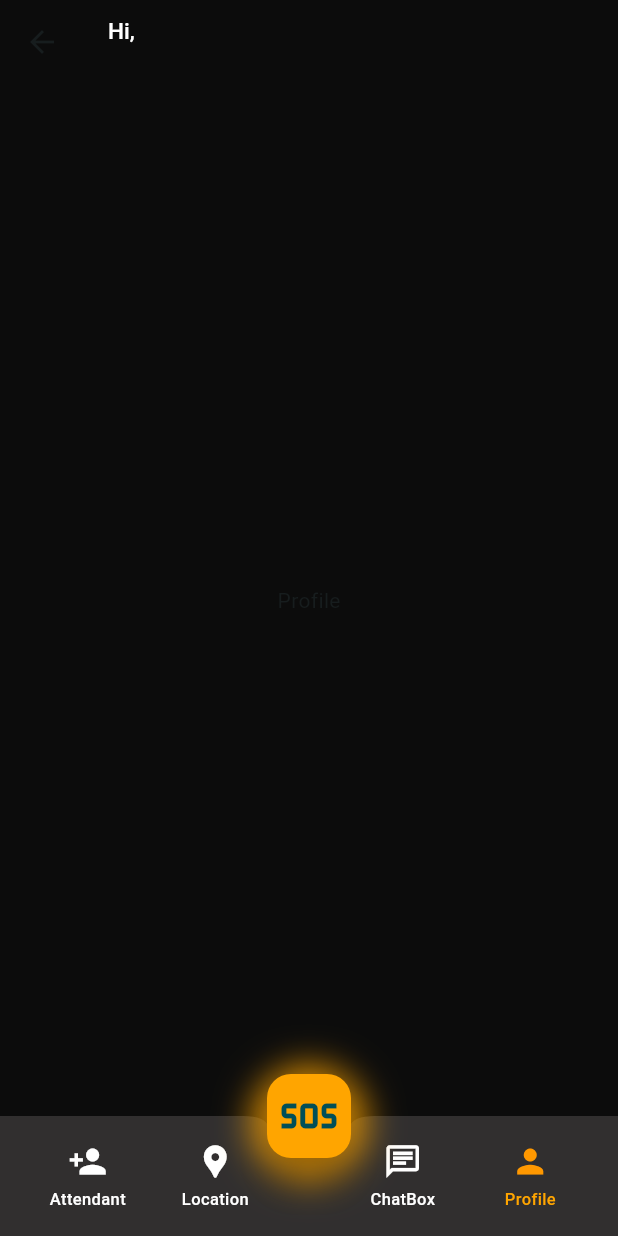
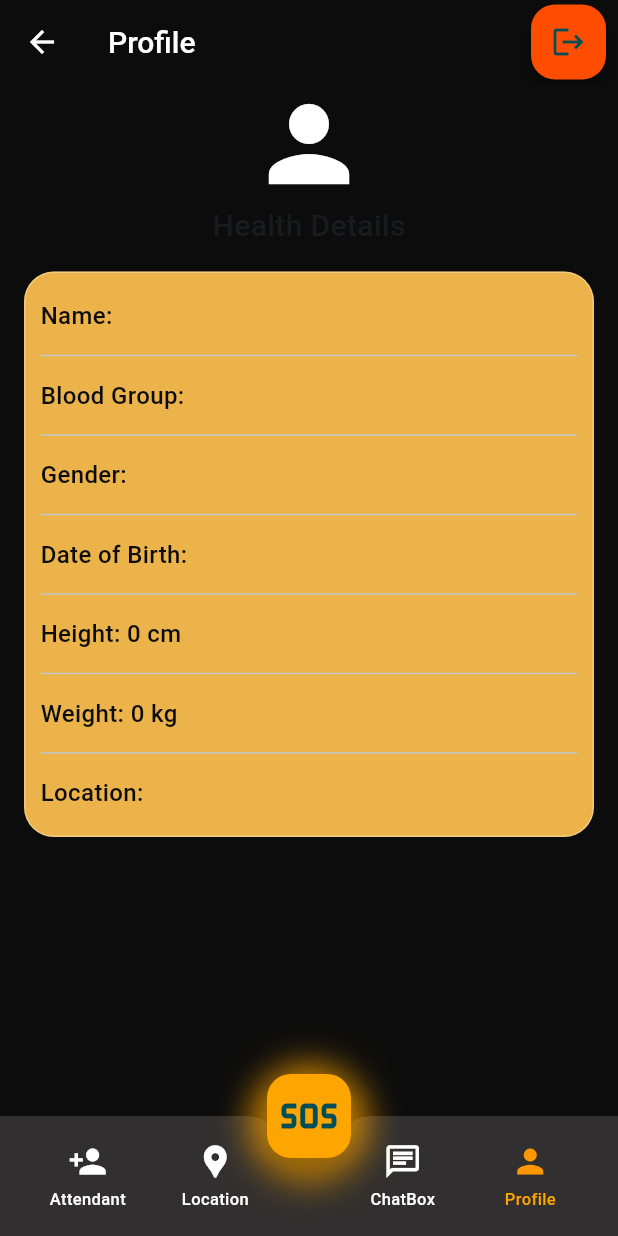
Before and after one commit to BaviskarMahesh/NexaCare, a Flutter app: the HomepageUser screen opened by its route, item 4 of the bottom bar chosen, on a phone screen of 412 x 824 dp. Run offline on Flutter 3.47's test engine with Material 3 defaults, Android fonts, the light colour scheme and no system bars; our stand-ins replace cloud_firestore, email_validator, firebase_auth, firebase_core, geocoding, geolocator and 2 more; missing offline and left inert: animated_snack_bar, flutter_picker_plus; accounts and stored records are empty.

Commit message:
added code

```diff
--- a/lib/user/homepage_user.dart
+++ b/lib/user/homepage_user.dart
@@ -19,10 +19,13 @@ class _HomepageUserState extends State<HomepageUser> {
   int _selectedIndex = 0; // Default to home (SOS)
   Color _fabColor = const Color(0xffFFA500); // Default FAB color
 
+  String _userName = "User";
+  String _userLocation = "No Location Info";
+
   final List<Widget> _screens = [
     NearAttendant(),
     LivelocationPage(),
-    Chatbox(),
+    ChatBox(),
     UserProfile(),
   ];
 
@@ -37,6 +40,26 @@ class _HomepageUserState extends State<HomepageUser> {
         });
       }
     });
+
+    _fetchUserData();
+  }
+
+  void _fetchUserData() {
+    if (user != null) {
+      FirebaseFirestore.instance
+          .collection('User')
+          .doc(user!.uid)
+          .snapshots()
+          .listen((DocumentSnapshot snapshot) {
+            if (snapshot.exists) {
+              setState(() {
+                _userName = snapshot['name'] ?? 'User';
+                _userLocation =
+                    snapshot['locationDetail'] ?? 'No Location Info';
+              });
+            }
+          });
+    }
   }
 
   void _onTabSelected(int index) {
@@ -66,33 +89,15 @@ class _HomepageUserState extends State<HomepageUser> {
     return Scaffold(
       backgroundColor: const Color(0xff0C0C0C),
 
-      appBar: AppBar(
-        title: StreamBuilder<DocumentSnapshot>(
-          stream:
-              FirebaseFirestore.instance
-                  .collection('User')
-                  .doc(user?.uid)
-                  .snapshots(),
-          builder: (context, snapshot) {
-            if (!snapshot.hasData ||
-                snapshot.data == null ||
-                !snapshot.data!.exists) {
-              return const Text(
-                'Loading data... Please wait...',
-                style: TextStyle(
-                  fontFamily: 'Font1',
-                  fontSize: 12,
-                  color: Colors.white,
-                ),
-              );
-            }
-
-            var userData = snapshot.data!;
-            return Column(
+      // Show AppBar only on SOS screen (index == 0)
+      appBar:
+          _selectedIndex == 0
+              ? AppBar(
+                title: Column(
                   crossAxisAlignment: CrossAxisAlignment.start,
                   children: <Widget>[
                     Text(
-                  "Hi, ${userData['name'] ?? 'User'}",
+                      "Hi, $_userName",
                       style: const TextStyle(
                         fontFamily: 'Font1',
                         fontSize: 15,
@@ -100,7 +105,7 @@ class _HomepageUserState extends State<HomepageUser> {
                       ),
                     ),
                     Text(
-                  userData['locationDetail'] ?? 'No Location Info',
+                      _userLocation,
                       style: const TextStyle(
                         fontFamily: 'Font1',
                         fontSize: 12,
@@ -108,11 +113,10 @@ class _HomepageUserState extends State<HomepageUser> {
                       ),
                     ),
                   ],
-            );
-          },
                 ),
                 backgroundColor: const Color(0xff0C0C0C),
-      ),
+              )
+              : null, // Hide AppBar for other screens
 
       body:
           _selectedIndex == 0
@@ -139,7 +143,7 @@ class _HomepageUserState extends State<HomepageUser> {
                   ),
                 ),
               )
-              : IndexedStack(index: _selectedIndex - 1, children: _screens),
+              : _screens[_selectedIndex - 1], // Display other screens
 
       floatingActionButton: Container(
         decoration: BoxDecoration(
--- a/lib/user/profile/user_profile.dart
+++ b/lib/user/profile/user_profile.dart
@@ -1,4 +1,8 @@
 import 'package:flutter/material.dart';
+import 'package:firebase_auth/firebase_auth.dart';
+import 'package:cloud_firestore/cloud_firestore.dart';
+import 'package:nexacare/user/signin_User.dart';
+import 'package:nexacare/user/user_service/user_data_service.dart';
 
 class UserProfile extends StatefulWidget {
   const UserProfile({super.key});
@@ -8,14 +12,153 @@ class UserProfile extends StatefulWidget {
 }
 
 class _UserProfileState extends State<UserProfile> {
+  Map<String, dynamic>? userData;
+  bool isLoading = true;
+
+  @override
+  void initState() {
+    super.initState();
+    fetchUserData();
+  }
+
+  Future<void> fetchUserData() async {
+    UserDataService userdataService = UserDataService();
+    Map<String, dynamic>? data = await userdataService.getUserData();
+
+    if (mounted) {
+      setState(() {
+        userData = data;
+        isLoading = false;
+      });
+    }
+  }
+
   @override
   Widget build(BuildContext context) {
-    return  Scaffold(
+    return Scaffold(
+      appBar: AppBar(
+        backgroundColor: Color(0xff0C0C0C),
+        leading: IconButton(
+          icon: const Icon(Icons.arrow_back, color: Colors.white),
+          onPressed: () {
+            Navigator.pop(context);
+          },
+        ),
+        title: Text(
+          "Profile",
+          style: TextStyle(
+            fontFamily: 'Font1',
+            fontSize: 20,
+            color: Color(0xffffffff),
+          ),
+        ),
+        actions: [
+          Padding(
+            padding: const EdgeInsets.only(right: 8),
+            child: SizedBox(
+              height: 50,
+              width: 50,
+              child: FloatingActionButton(
+                splashColor: Colors.red,
+                onPressed: () async {
+                  await FirebaseAuth.instance.signOut();
+
+                  // Force UI update and navigate to Sign-in page
+                  Navigator.pushAndRemoveUntil(
+                    context,
+                    MaterialPageRoute(builder: (context) => const SigninUser()),
+                    (route) => false, // Remove all previous routes
+                  );
+                },
+                backgroundColor: const Color.fromARGB(255, 255, 77, 0),
+
+                child: const Icon(Icons.logout),
+              ),
+            ),
+          ),
+        ],
+      ),
       backgroundColor: Color(0xff0C0C0C),
-      body: Container(
-        child: Center(child: Text("Profile")),
 
-      ),
+      body:
+          isLoading
+              ? const Center(
+                child: CircularProgressIndicator(color: Color(0xffFFA500)),
+              )
+              : userData == null
+              ? const Center(
+                child: Text(
+                  "No data available",
+                  style: TextStyle(
+                    color: Color(0xffffffff),
+                    fontFamily: 'Font1',
+                    fontSize: 15,
+                  ),
+                ),
+              )
+              : SingleChildScrollView(
+                child: Column(
+                  children: [
+                    Icon(Icons.person, color: Color(0xffffffff), size: 80),
+                    Text(
+                      "Health Details",
+                      style: TextStyle(fontFamily: 'Font1', fontSize: 20),
+                    ),
+
+                    Padding(
+                      padding: const EdgeInsets.all(16.0),
+
+                      child: Container(
+                        padding: const EdgeInsets.all(10),
+                        decoration: BoxDecoration(
+                          color: Color.fromARGB(255, 236, 179, 74),
+                          borderRadius: BorderRadius.circular(20),
+                          border: Border.all(
+                            color: Colors.white.withOpacity(0.3),
+                          ),
+                        ),
+                        child: Column(
+                          mainAxisSize: MainAxisSize.min,
+                          crossAxisAlignment: CrossAxisAlignment.start,
+                          children: [
+                            userInfo("Name", userData?["name"]),
+                            Divider(),
+                            userInfo("Blood Group", userData?["bloodGroup"]),
+                            Divider(),
+                            userInfo("Gender", userData?["gender"]),
+                            Divider(),
+                            userInfo("Date of Birth", userData?["dateOfBirth"]),
+                            Divider(),
+                            userInfo("Height", "${userData?["height"]} cm"),
+                            Divider(),
+                            userInfo("Weight", "${userData?["weight"]} kg"),
+                            Divider(),
+                            userInfo("Location", userData?["locationDetail"]),
+                          ],
+                        ),
+                      ),
+                    ),
+                  ],
+                ),
+              ),
     );
   }
 }
+
+Widget userInfo(String label, String? value) {
+  return Padding(
+    padding: const EdgeInsets.symmetric(vertical: 7),
+    child: Text(
+      "$label: ${value ?? 'N/A'}",
+      style: TextStyle(
+        fontFamily: 'Font1',
+        fontSize: 16,
+        color: Color(0xff0C0C0C),
+      ),
+    ),
+  );
+}
+
+Widget divider() {
+  return Divider(color: Color(0xff0C0C0C), thickness: 1);
+}
--- /dev/null
+++ b/lib/user/user_service/user_data_service.dart
@@ -0,0 +1,20 @@
+import 'package:cloud_firestore/cloud_firestore.dart';
+import 'package:firebase_auth/firebase_auth.dart';
+
+class UserDataService {
+  final FirebaseAuth _auth = FirebaseAuth.instance;
+  final FirebaseFirestore _firestore = FirebaseFirestore.instance;
+
+  Future<Map<String, dynamic>?> getUserData() async {
+    User? user = _auth.currentUser;
+    if (user == null) return null;
+
+    DocumentSnapshot userDoc =
+        await _firestore.collection('User').doc(user.uid).get();
+    if (userDoc.exists) {
+      return userDoc.data() as Map<String, dynamic>;
+    } else {
+      return null;
+    }
+  }
+}
--- a/lib/utils/elevatedbutton.dart
+++ b/lib/utils/elevatedbutton.dart
@@ -2,14 +2,14 @@ import 'package:flutter/material.dart';
 
 ElevatedButton customElevatedButton({
   required String text,
-  required VoidCallback onPressed,
+  VoidCallback? onPressed, // Made nullable
   Color? buttonColor,
   TextStyle? textStyle,
   Size? buttonSize,
   Color? splashColor,
 }) {
   return ElevatedButton(
-    onPressed: onPressed,
+    onPressed: onPressed, // Accepts null now
     style: ElevatedButton.styleFrom(
       backgroundColor: buttonColor ?? const Color(0xff312F2F),
       shape: RoundedRectangleBorder(borderRadius: BorderRadius.circular(20)),
```
Also changed, not shown: lib/services/chatBox/chatBox.dart (+149 -10 lines), lib/user/location/user_locationpermission.dart (+80 -73 lines), lib/utils/wrapper.dart (+44 -45 lines), 8 other files. Lines whose indentation alone changed are shown as unchanged.
